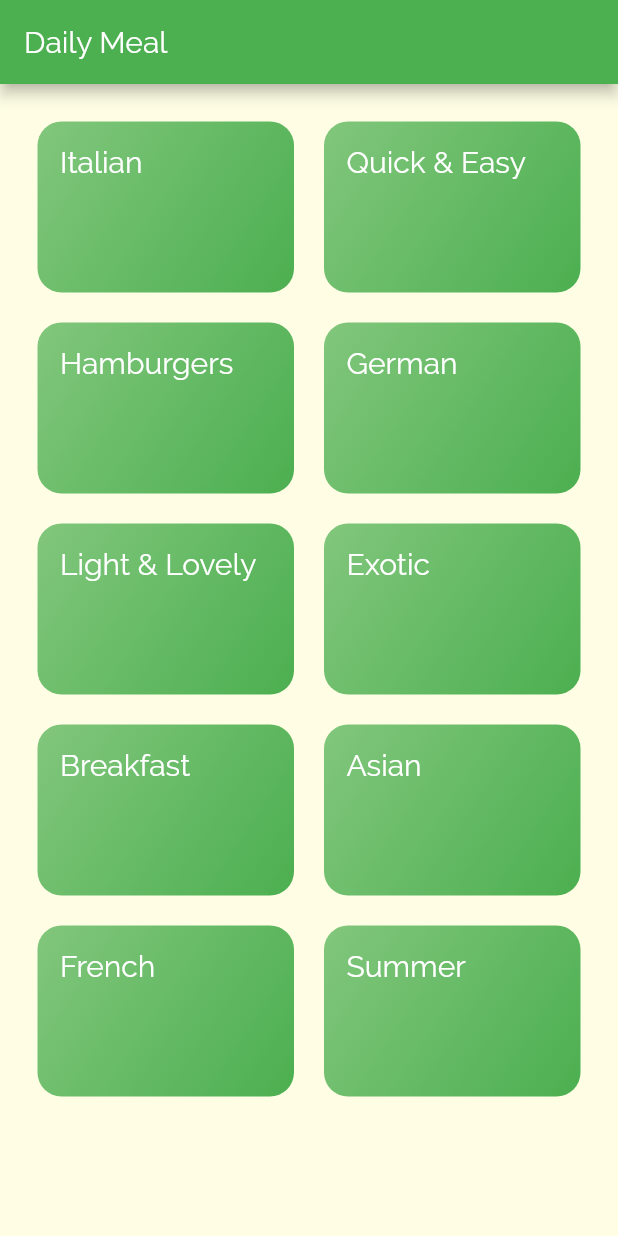
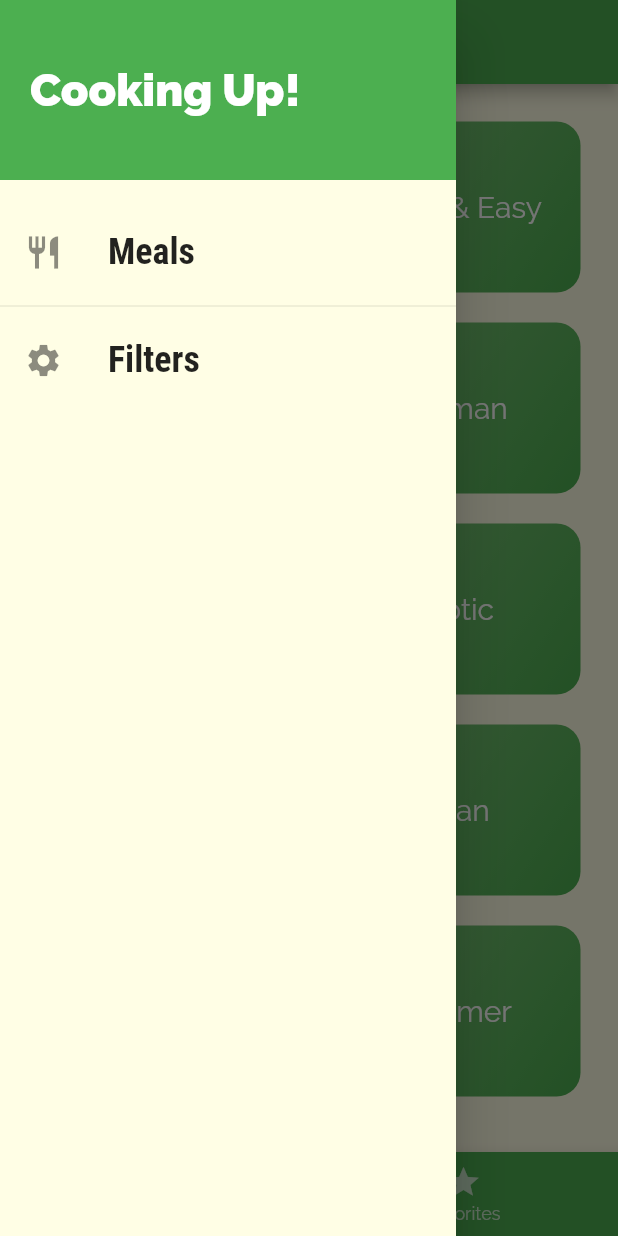
Before and after one commit to xihadulislam/Meal-app--Navigation-Flutter, a Flutter app: the screen it shows after launch, with the side drawer open (before the commit the screen has no drawer), on a phone screen of 412 x 824 dp. Run offline on Flutter 3.47's test engine with Material 2 defaults, Android fonts, the phone set to English and light mode, and no system bars.

Commit message:
added bottom navigation and nav drawer

```diff
--- a/lib/main.dart
+++ b/lib/main.dart
@@ -1,6 +1,8 @@
 import 'package:flutter/material.dart';
-import 'package:meals_app/screens/categories_screen.dart';
 import 'package:meals_app/screens/category_meal_screen.dart';
+import 'package:meals_app/screens/filters_screen.dart';
+import 'package:meals_app/screens/meal_detail_screen.dart';
+import 'package:meals_app/screens/tabs_screen.dart';
 
 void main() {
   runApp(MyApp());
@@ -15,13 +17,15 @@ class MyApp extends StatelessWidget {
       title: 'Flutter',
       theme: ThemeData(
         primarySwatch: Colors.green,
-        accentColor: Colors.orange,
+        accentColor: Colors.white,
         canvasColor: Color.fromRGBO(255, 254, 229, 1),
         fontFamily: 'Raleway',
       ),
-      home: CategoriesScreen(),
+      home: TabsScreen(),
       routes:  {
-        CategoryMealScreen.routeName: (ctx) => CategoryMealScreen()
+        CategoryMealScreen.routeName: (ctx) => CategoryMealScreen(),
+        MealDetailScreen.routeName: (ctx) => MealDetailScreen(),
+        FiltersScreen.routeName: (ctx) => FiltersScreen(),
       },
     );
   }
--- a/lib/screens/categories_screen.dart
+++ b/lib/screens/categories_screen.dart
@@ -5,17 +5,11 @@ import 'package:meals_app/widgets/Category_item.dart';
 class CategoriesScreen extends StatelessWidget {
   @override
   Widget build(BuildContext context) {
-    return Scaffold(
-      appBar: AppBar(
-        title: const Text('Daily Meal'),
-      ),
-      body: GridView(
+    return GridView(
       padding: const EdgeInsets.all(25),
       children: CATEGORIES
           .map(
-              (catData) => CategoryItem(
-                catData
-              ),
+            (catData) => CategoryItem(catData),
           )
           .toList(),
       gridDelegate: SliverGridDelegateWithMaxCrossAxisExtent(
@@ -24,7 +18,6 @@ class CategoriesScreen extends StatelessWidget {
         crossAxisSpacing: 20,
         mainAxisSpacing: 20,
       ),
-      ),
     );
   }
 }
--- /dev/null
+++ b/lib/screens/filters_screen.dart
@@ -0,0 +1,20 @@
+import 'package:flutter/material.dart';
+
+import '../widgets/main_drawer.dart';
+
+class FiltersScreen extends StatelessWidget {
+  static const routeName = '/filters';
+
+  @override
+  Widget build(BuildContext context) {
+    return Scaffold(
+      appBar: AppBar(
+        title: Text('Your Filters'),
+      ),
+      drawer: MainDrawer(),
+      body: Center(
+        child: Text('Filters!'),
+      ),
+    );
+  }
+}
--- /dev/null
+++ b/lib/screens/tabs_screen.dart
@@ -0,0 +1,61 @@
+import 'package:flutter/material.dart';
+import 'package:meals_app/widgets/main_drawer.dart';
+
+import './categories_screen.dart';
+import './favorites_screen.dart';
+
+class TabsScreen extends StatefulWidget {
+  @override
+  _TabsScreenState createState() => _TabsScreenState();
+}
+
+class _TabsScreenState extends State<TabsScreen> {
+  final List<Map<String, Object>> _pages = [
+    {
+      'page': CategoriesScreen(),
+      'title': 'Categories',
+    },
+    {
+      'page': FavoritesScreen(),
+      'title': 'Your Favorite',
+    },
+  ];
+  int _selectedPageIndex = 0;
+
+  void _selectPage(int index) {
+    setState(() {
+      _selectedPageIndex = index;
+    });
+  }
+
+  @override
+  Widget build(BuildContext context) {
+    return Scaffold(
+      appBar: AppBar(
+        title: Text(_pages[_selectedPageIndex]['title']),
+      ),
+      drawer: MainDrawer(),
+      body: _pages[_selectedPageIndex]['page'],
+      bottomNavigationBar: BottomNavigationBar(
+        onTap: _selectPage,
+        backgroundColor: Theme.of(context).primaryColor,
+        unselectedItemColor: Colors.white70,
+        selectedItemColor: Theme.of(context).accentColor,
+        currentIndex: _selectedPageIndex,
+        // type: BottomNavigationBarType.fixed,
+        items: [
+          BottomNavigationBarItem(
+            backgroundColor: Theme.of(context).primaryColor,
+            icon: Icon(Icons.category),
+            label: 'Categories',
+          ),
+          BottomNavigationBarItem(
+            backgroundColor: Theme.of(context).primaryColor,
+            icon: Icon(Icons.star),
+            label: 'Favorites',
+          ),
+        ],
+      ),
+    );
+  }
+}
--- a/lib/widgets/Category_item.dart
+++ b/lib/widgets/Category_item.dart
@@ -17,9 +17,6 @@ class CategoryItem extends StatelessWidget {
     Navigator.of(context).pushNamed(CategoryMealScreen.routeName, arguments: category);
   }
 
-
-
-
   @override
   Widget build(BuildContext context) {
     return InkWell(
@@ -28,11 +25,15 @@ class CategoryItem extends StatelessWidget {
       borderRadius: BorderRadius.circular(16),
       child: Container(
         padding: const EdgeInsets.all(15),
-        child: Text(
-          category.title,
-          style: TextStyle(
-              fontSize: 20,  color: Colors.white),
+        child: Center(
+          child: Text(
+            category.title,
+            style: TextStyle(
+                fontSize: 20,  color: Colors.white),
+            textAlign: TextAlign.center,
+          ),
         ),
+
         decoration: BoxDecoration(
           gradient: LinearGradient(
             colors: [
--- /dev/null
+++ b/lib/widgets/main_drawer.dart
@@ -0,0 +1,57 @@
+import 'package:flutter/material.dart';
+import 'package:meals_app/screens/filters_screen.dart';
+
+
+class MainDrawer extends StatelessWidget {
+  Widget buildListTile(String title, IconData icon, Function tapHandler) {
+    return ListTile(
+      leading: Icon(
+        icon,
+        size: 26,
+      ),
+      title: Text(
+        title,
+        style: TextStyle(
+          fontFamily: 'RobotoCondensed',
+          fontSize: 24,
+          fontWeight: FontWeight.bold,
+        ),
+      ),
+      onTap: tapHandler,
+    );
+  }
+
+  @override
+  Widget build(BuildContext context) {
+    return Drawer(
+      child: Column(
+        children: <Widget>[
+          Container(
+            height: 120,
+            width: double.infinity,
+            padding: EdgeInsets.all(20),
+            alignment: Alignment.centerLeft,
+            color: Theme.of(context).primaryColor,
+            child: Text(
+              'Cooking Up!',
+              style: TextStyle(
+                  fontWeight: FontWeight.w900,
+                  fontSize: 30,
+                  color: Colors.white),
+            ),
+          ),
+          SizedBox(
+            height: 20,
+          ),
+          buildListTile('Meals', Icons.restaurant, () {
+            Navigator.of(context).pushReplacementNamed('/');
+          }),
+          Divider(),
+          buildListTile('Filters', Icons.settings, () {
+            Navigator.of(context).pushReplacementNamed(FiltersScreen.routeName);
+          }),
+        ],
+      ),
+    );
+  }
+}
```
Also changed, not shown: lib/screens/favorites_screen.dart (added, +10 -0 lines), lib/screens/meal_detail_screen.dart (added, +90 -0 lines), lib/widgets/Meal_Item.dart (+42 -17 lines). Lines whose indentation alone changed are shown as unchanged.
